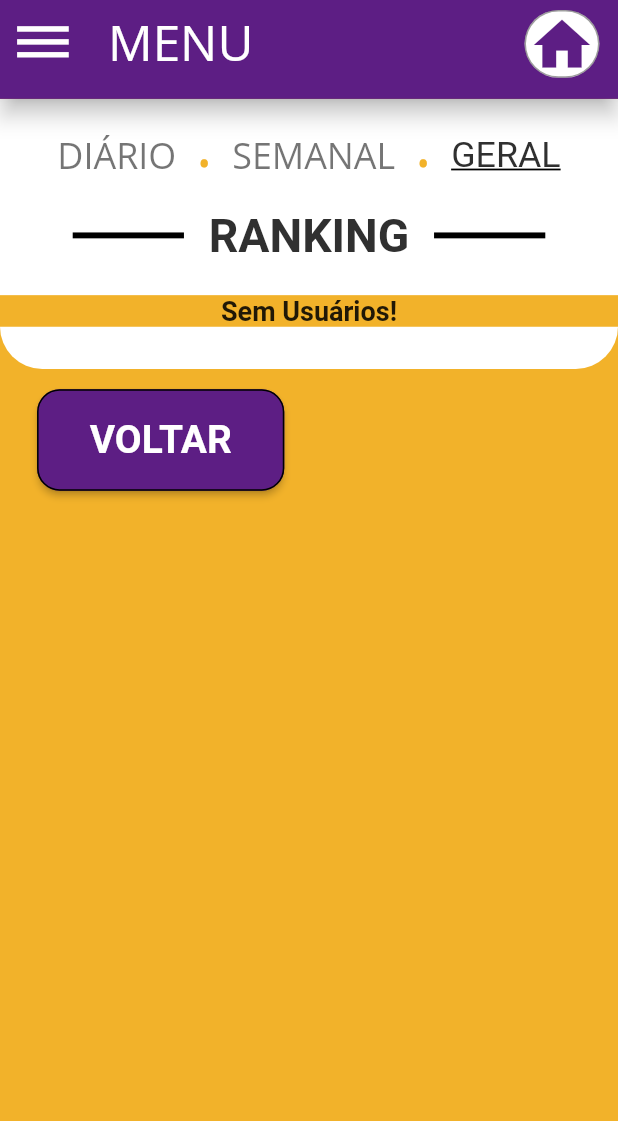
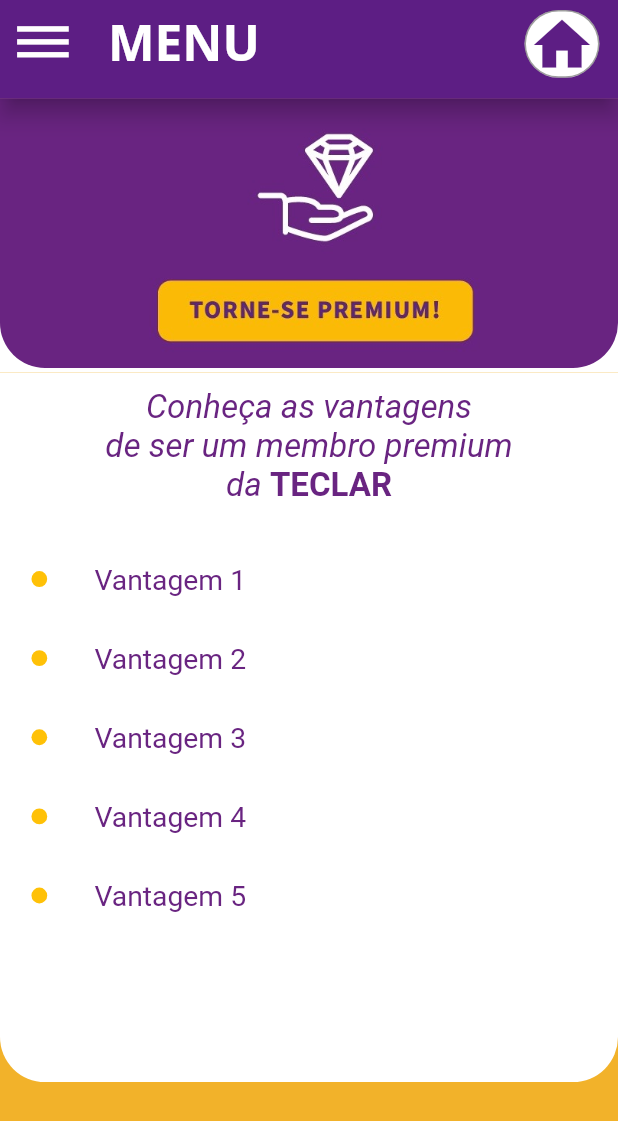
Before and after one commit to AegonX007/Projeto_Porto_Digital-Teclar, a Flutter app: the GavetaMenu screen opened by its route, after a tap on "Seja Premium!", on a phone screen of 412 x 824 dp. Shown: the top 1121 px of the screen. Run offline on Flutter 3.47's test engine with Material 2 defaults, Android fonts, the phone set to English and light mode, and no system bars; our stand-ins replace audioplayers, cloud_firestore, email_validator, firebase_auth, firebase_storage, flare_flutter and 6 more; missing offline and left inert: bloc_pattern; accounts and stored records are empty; Roboto replaces fonts that are missing (Open Sans Bold).

Commit message:
Tela de Seja Premium

```diff
--- a/lib/ui_menu/1_Menu.dart
+++ b/lib/ui_menu/1_Menu.dart
@@ -17,7 +17,7 @@
     var sizeWidth = MediaQuery.of(context).size.width;
     var sizeHeight = MediaQuery.of(context).size.height;
     var sizeTop = MediaQuery.of(context).padding.top;
-    var sizeBox = (sizeHeight - sizeTop) * 0.65;
+    var sizeBox = (sizeHeight - sizeTop) * 0.646;
 
     return Scaffold(
       appBar: PreferredSize(
@@ -108,7 +108,7 @@
           Row(
             children: [
               Container(
-                  margin: EdgeInsets.only(left: 15.w, top: 12.h),
+                  margin: EdgeInsets.only(left: 15.w, top: 10.h),
                   child: Container(
                     height: 62.h,
                     width: 150.w,
--- a/lib/ui_menu/Farmacias.dart
+++ b/lib/ui_menu/Farmacias.dart
@@ -132,7 +132,7 @@
           Row(
             children: [
               Container(
-                  margin: EdgeInsets.only(left: 22.w, top: 14.h),
+                  margin: EdgeInsets.only(left: 22.w, top: 10.h),
                   child: Container(
                     height: 62.h,
                     width: 150.w,
--- a/lib/ui_menu/Financeiros.dart
+++ b/lib/ui_menu/Financeiros.dart
@@ -101,55 +101,31 @@
                         margin: EdgeInsets.only(
                             left: sizeWidth * 0.06, right: sizeWidth * 0.06),
                         child: buildRaiseButton(
-<<<<<<< HEAD
-                            "images/itau.png", "ITAÚ", 3, sizeWidth, sizeCard2),
-=======
-                            "images/ifood.png", "ITAÚ", 3, sizeWidth, sizeCard),
->>>>>>> bc69d42d83aeea5e3fa0b9a2d865ab7f34cd4e9d
+                            "images/itau.png", "ITAÚ", 3, sizeWidth, sizeCard),
                       ),
                       Container(
                         margin: EdgeInsets.only(
                             left: sizeWidth * 0.06, right: sizeWidth * 0.06),
-<<<<<<< HEAD
-                        child: buildRaiseButton("images/bancodobrasil.png",
-                            "BANCO DO BRASIL", 4, sizeWidth, sizeCard2),
-=======
                         child: buildRaiseButton("images/rappi.png",
                             "BANCO DO BRASIL", 4, sizeWidth, sizeCard),
->>>>>>> bc69d42d83aeea5e3fa0b9a2d865ab7f34cd4e9d
                       ),
                       Container(
                         margin: EdgeInsets.only(
                             left: sizeWidth * 0.06, right: sizeWidth * 0.06),
-<<<<<<< HEAD
-                        child: buildRaiseButton("images/bradesco.png",
-                            "BRADESCO", 5, sizeWidth, sizeCard2),
-=======
                         child: buildRaiseButton("images/99food.jfif",
                             "BRADESCO", 5, sizeWidth, sizeCard),
->>>>>>> bc69d42d83aeea5e3fa0b9a2d865ab7f34cd4e9d
                       ),
                       Container(
                         margin: EdgeInsets.only(
                             left: sizeWidth * 0.06, right: sizeWidth * 0.06),
-<<<<<<< HEAD
-                        child: buildRaiseButton("images/caixa.jpg", "CAIXA",
-                            null, sizeWidth, sizeCard2),
-=======
                         child: buildRaiseButton("images/james.png", "CAIXA",
                             null, sizeWidth, sizeCard),
->>>>>>> bc69d42d83aeea5e3fa0b9a2d865ab7f34cd4e9d
                       ),
                       Container(
                         margin: EdgeInsets.only(
                             left: sizeWidth * 0.06, right: sizeWidth * 0.06),
-<<<<<<< HEAD
-                        child: buildRaiseButton("images/santander.jpg",
-                            "SANTANDER", null, sizeWidth, sizeCard2),
-=======
                         child: buildRaiseButton("images/uber_eats.png",
                             "SANTANDER", null, sizeWidth, sizeCard),
->>>>>>> bc69d42d83aeea5e3fa0b9a2d865ab7f34cd4e9d
                       ),
                     ],
                   )),
--- a/lib/ui_menu/gaveta.dart
+++ b/lib/ui_menu/gaveta.dart
@@ -8,6 +8,7 @@
 import 'package:material_splash_screen/ui_menu/MeusCursos.dart';
 import 'package:material_splash_screen/ui_menu/ranking.dart';
 import 'package:flutter_screenutil/flutter_screenutil.dart';
+import 'package:material_splash_screen/ui_menu/sejaPremium.dart';
 
 class GavetaMenu extends StatefulWidget {
   @override
@@ -363,8 +364,8 @@
                     child: FlatButton(
                       splashColor: Color(0xfffab611),
                       onPressed: () {
-                        Navigator.of(context).push(
-                            MaterialPageRoute(builder: (context) => Ranking()));
+                        Navigator.of(context).push(MaterialPageRoute(
+                            builder: (context) => SejaPremium()));
                       },
                       child: Row(
                         children: [
--- /dev/null
+++ b/lib/ui_menu/sejaPremium.dart
@@ -0,0 +1,211 @@
+import 'package:flutter/material.dart';
+import 'package:flutter_screenutil/flutter_screenutil.dart';
+
+class SejaPremium extends StatefulWidget {
+  @override
+  _SejaPremiumState createState() => _SejaPremiumState();
+}
+
+class _SejaPremiumState extends State<SejaPremium> {
+  final _scrollController = ScrollController();
+
+  @override
+  Widget build(BuildContext context) {
+    var sizeWidth = MediaQuery.of(context).size.width;
+    var sizeHeight = MediaQuery.of(context).size.height;
+    var sizeTop = MediaQuery.of(context).padding.top;
+    var sizeCard = (sizeHeight - sizeTop) * 0.574;
+
+    return Scaffold(
+      appBar: PreferredSize(
+        preferredSize: Size.fromHeight(sizeHeight * 0.08),
+        child: AppBar(
+          elevation: 6,
+          backgroundColor: Color.fromARGB(255, 93, 30, 132),
+          title: Text(
+            "MENU",
+            style:
+                TextStyle(fontFamily: 'Open Sans', fontSize: sizeWidth * 0.08),
+          ),
+          leading: IconButton(
+            icon: Icon(
+              Icons.dehaze,
+              color: Colors.white,
+            ),
+            iconSize: sizeWidth * 0.10,
+            splashColor: Color(0xfffab611),
+            onPressed: () {
+              Navigator.pushNamed(context, "/Gaveta");
+            },
+          ),
+          actions: [
+            Container(
+              decoration: BoxDecoration(
+                  border: Border.all(width: 1, color: Colors.black38),
+                  borderRadius:
+                      const BorderRadius.all(const Radius.circular(30)),
+                  color: Colors.white),
+              margin: EdgeInsets.only(
+                  right: sizeWidth * 0.03,
+                  top: sizeHeight * 0.008,
+                  bottom: sizeHeight * 0.005),
+              child: IconButton(
+                onPressed: () {},
+                icon: Icon(
+                  Icons.home,
+                  color: Color.fromARGB(255, 93, 30, 132),
+                  size: sizeWidth * 0.11,
+                ),
+                splashColor: Color(0xfffab611),
+                padding: EdgeInsets.only(right: sizeWidth * 0.00001),
+              ),
+            )
+          ],
+        ),
+      ),
+      backgroundColor: Color.fromARGB(255, 242, 178, 42),
+      body: Column(
+        children: [
+          Container(
+            color: Colors.white,
+            child: Stack(
+              children: [
+                Container(
+                  height: 170.h,
+                  width: sizeWidth,
+                  decoration: BoxDecoration(
+                      border: Border.all(width: 1, color: Colors.transparent),
+                      borderRadius: const BorderRadius.only(
+                          bottomLeft: Radius.circular(30),
+                          bottomRight: Radius.circular(30)),
+                      color: Color.fromARGB(255, 105, 36, 129)),
+                ),
+                Container(
+                  height: 173.h,
+                  width: 522.w,
+                  child: Column(
+                    children: [
+                      Container(
+                        height: 160.h,
+                        margin: EdgeInsets.only(top: 5.h, left: 5.h),
+                        child: Image.asset(("images/premium.jpeg")),
+                      ),
+                    ],
+                  ),
+                ),
+              ],
+            ),
+          ),
+          Container(
+            child: Column(
+              children: [
+                Scrollbar(
+                  thickness: sizeWidth * 0.02,
+                  controller: _scrollController,
+                  child: SingleChildScrollView(
+                    controller: _scrollController,
+                    child: Column(
+                      children: [
+                        Stack(
+                          children: [
+                            Container(
+                              height: sizeCard,
+                              width: sizeWidth,
+                              decoration: BoxDecoration(
+                                border: Border.all(
+                                    width: 1, color: Colors.transparent),
+                                borderRadius: const BorderRadius.only(
+                                    bottomLeft: Radius.circular(30),
+                                    bottomRight: Radius.circular(30)),
+                                color: Colors.white,
+                              ),
+                            ),
+                            Container(
+                              margin: EdgeInsets.only(top: 10.h),
+                              child: Center(
+                                child: RichText(
+                                  textAlign: TextAlign.center,
+                                  text: TextSpan(
+                                    text:
+                                        'Conheça as vantagens\nde ser um membro premium\n',
+                                    style: TextStyle(
+                                      fontFamily: 'Open Sans Bold',
+                                      color: Color.fromARGB(255, 105, 36, 129),
+                                      fontSize: 21.ssp,
+                                      fontStyle: FontStyle.italic,
+                                    ),
+                                    children: <TextSpan>[
+                                      TextSpan(text: 'da '),
+                                      TextSpan(
+                                          text: 'TECLAR',
+                                          style: TextStyle(
+                                              fontWeight: FontWeight.bold,
+                                              fontStyle: FontStyle.normal)),
+                                    ],
+                                  ),
+                                ),
+                              ),
+                            ),
+                            Container(
+                              margin: EdgeInsets.only(top: 120.h),
+                              child: buildVantagens("Vantagem 1"),
+                            ),
+                            Container(
+                              margin: EdgeInsets.only(top: 170.h),
+                              child: buildVantagens("Vantagem 2"),
+                            ),
+                            Container(
+                              margin: EdgeInsets.only(top: 220.h),
+                              child: buildVantagens("Vantagem 3"),
+                            ),
+                            Container(
+                              margin: EdgeInsets.only(top: 270.h),
+                              child: buildVantagens("Vantagem 4"),
+                            ),
+                            Container(
+                              margin: EdgeInsets.only(top: 320.h),
+                              child: buildVantagens("Vantagem 5"),
+                            )
+                          ],
+                        ),
+                      ],
+                    ),
+                  ),
+                ),
+              ],
+            ),
+          ),
+        ],
+      ),
+    );
+  }
+
+  Widget buildVantagens(String vantagem) {
+    return Container(
+      margin: EdgeInsets.only(left: 20.w),
+      child: Row(
+        children: [
+          Container(
+            height: 10.h,
+            width: 10.w,
+            decoration: BoxDecoration(
+              border: Border.all(width: 1, color: Colors.transparent),
+              borderRadius: const BorderRadius.all(Radius.circular(30)),
+              color: Colors.amber,
+            ),
+          ),
+          Container(
+              margin: EdgeInsets.only(left: 30.w),
+              child: Text(
+                vantagem,
+                style: TextStyle(
+                  fontFamily: 'Open Sans Bold',
+                  color: Color.fromARGB(255, 105, 36, 129),
+                  fontSize: 18.ssp,
+                ),
+              ))
+        ],
+      ),
+    );
+  }
+}
--- a/pubspec.yaml
+++ b/pubspec.yaml
@@ -114,17 +114,15 @@
     - images/bradesco.png
     - images/caixa.jpg
     - images/santander.jpg
-<<<<<<< HEAD
     - images/mercado_livre.jfif
     - images/olx.jfif
     - images/americanas.jfif
     - images/premium.png
-=======
     - images/amazon.png
     - images/olx.jfif
     - images/mercado_livre.jfif
     - images/americanas.jfif
->>>>>>> bc69d42d83aeea5e3fa0b9a2d865ab7f34cd4e9d
+    - images/premium.jpeg
 
   # An image asset can refer to one or more resolution-specific "variants", see
   # https://flutter.dev/assets-and-images/#resolution-aware.
```
Also changed, not shown: images/premium.jpeg (added).
